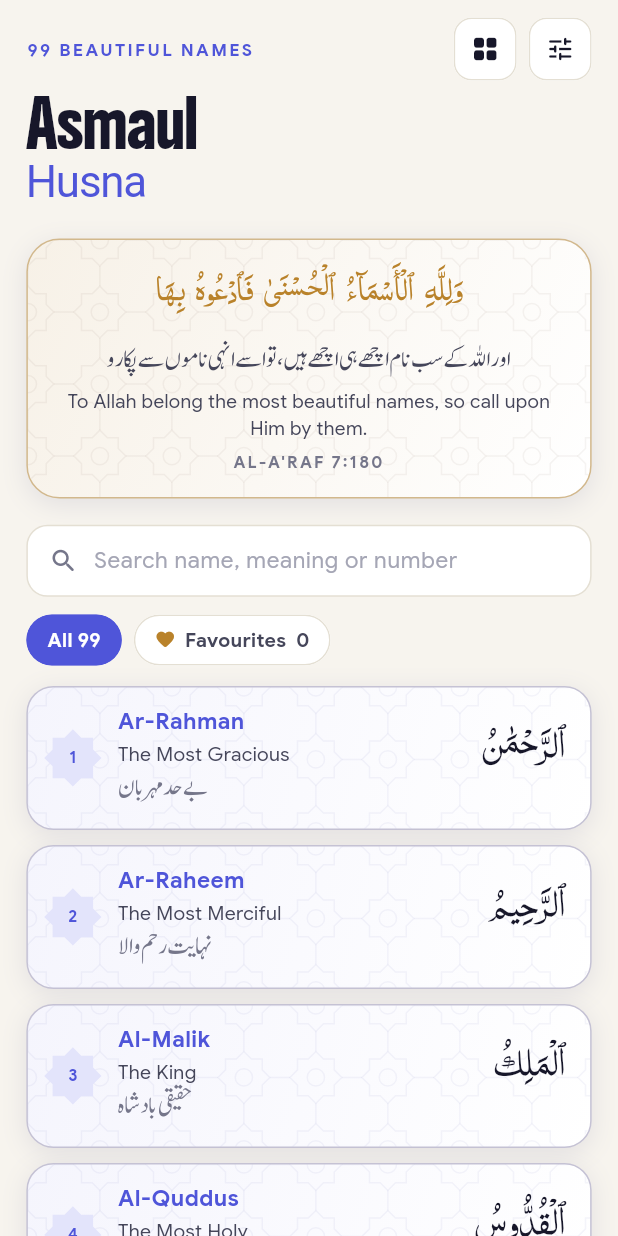
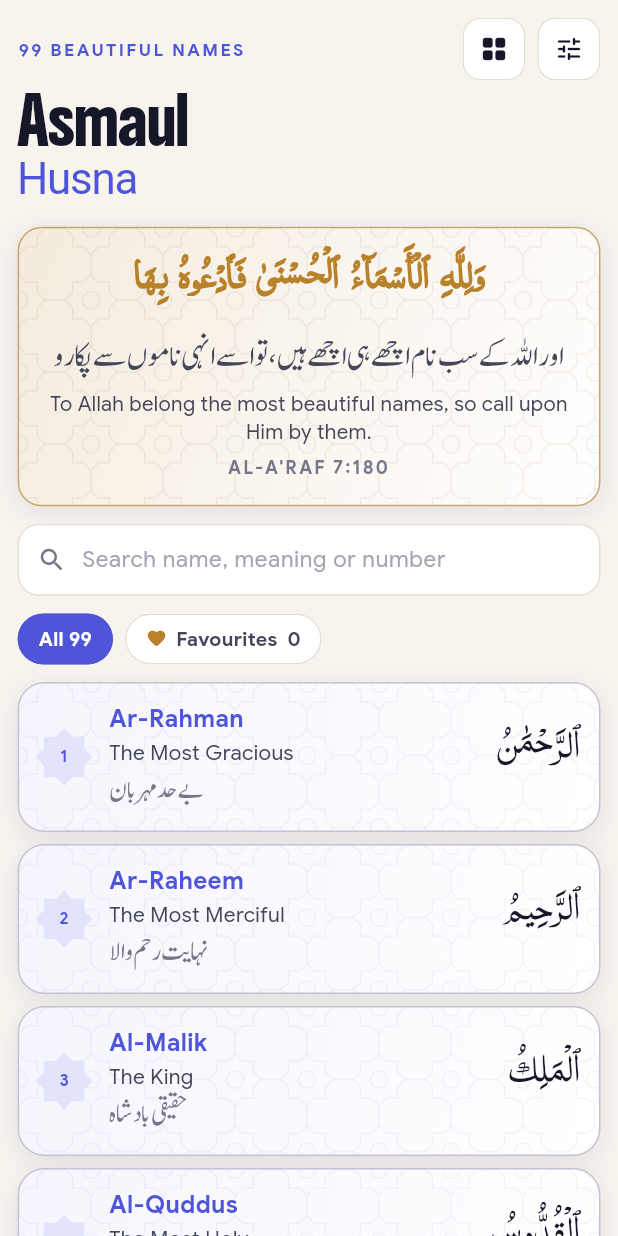
Before and after one commit to muzzammil763/Asmaul-Husna, a Flutter app: the screen it shows after launch, after a tap on the "view agenda" icon, on a phone screen of 412 x 824 dp. Run offline on Flutter 3.47's test engine with Material 3 defaults, Android fonts, the phone set to English and light mode, and no system bars; our stand-ins replace shared_preferences.

Commit message:
style: tighter spacing and larger text on the home screen and cards
Co-Authored-By: Claude Opus 5.5 <noreply@anthropic.com>

```diff
--- a/lib/src/home/home_screen.dart
+++ b/lib/src/home/home_screen.dart
@@ -61,7 +61,7 @@ class _HomeScreenState extends State<HomeScreen> {
 
   Widget _build(BuildContext context, SettingsStore s) {
     final list = _visible(s);
-    final side = context.r(18);
+    final side = context.r(12);
     return Scaffold(
       body: GestureDetector(
         onTap: () => FocusScope.of(context).unfocus(),
@@ -96,11 +96,11 @@ class _HomeScreenState extends State<HomeScreen> {
                         ),
                       ],
                     ),
-                    SizedBox(height: context.r(10)),
+                    SizedBox(height: context.r(8)),
                     const EditorialTitle('Asmaul\nHusna', size: 30),
-                    SizedBox(height: context.r(18)),
+                    SizedBox(height: context.r(12)),
                     const _VerseCard(),
-                    SizedBox(height: context.r(18)),
+                    SizedBox(height: context.r(12)),
                     _SearchField(
                       controller: _search,
                       onChanged: (v) => setState(() => _query = v),
@@ -122,7 +122,7 @@ class _HomeScreenState extends State<HomeScreen> {
                         ),
                       ],
                     ),
-                    SizedBox(height: context.r(14)),
+                    SizedBox(height: context.r(12)),
                   ],
                 ),
               ),
@@ -146,9 +146,9 @@ class _HomeScreenState extends State<HomeScreen> {
                     ? SliverGrid.builder(
                         gridDelegate: SliverGridDelegateWithFixedCrossAxisCount(
                           crossAxisCount: 2,
-                          mainAxisSpacing: 10,
-                          crossAxisSpacing: 10,
-                          mainAxisExtent: context.r(176),
+                          mainAxisSpacing: 8,
+                          crossAxisSpacing: 8,
+                          mainAxisExtent: context.r(172),
                         ),
                         itemCount: list.length,
                         itemBuilder: (_, i) => NameGridCard(
@@ -158,7 +158,7 @@ class _HomeScreenState extends State<HomeScreen> {
                       )
                     : SliverList.separated(
                         itemCount: list.length,
-                        separatorBuilder: (_, _) => const SizedBox(height: 10),
+                        separatorBuilder: (_, _) => const SizedBox(height: 8),
                         itemBuilder: (_, i) => NameListCard(
                           name: list[i],
                           onTap: () => _open(list, i),
@@ -190,8 +190,8 @@ class _VerseCard extends StatelessWidget {
     final s = SettingsStore.instance;
     return PatternCard(
       tint: p.gold,
-      intensity: 1.4,
-      radius: 22,
+      intensity: 2,
+      radius: 16,
       padding: EdgeInsets.fromLTRB(18, context.r(14), 18, context.r(16)),
       child: Column(
         crossAxisAlignment: CrossAxisAlignment.stretch,
@@ -202,8 +202,9 @@ class _VerseCard extends StatelessWidget {
             textDirection: TextDirection.rtl,
             style: TextStyle(
               fontFamily: AppFonts.arabic,
-              fontSize: context.r(31),
-              height: 1.7,
+              fontSize: context.r(36),
+              fontWeight: FontWeight.bold,
+              height: 1.5,
               wordSpacing: 6,
               color: p.gold,
             ),
@@ -215,7 +216,7 @@ class _VerseCard extends StatelessWidget {
               textDirection: TextDirection.rtl,
               style: TextStyle(
                 fontFamily: AppFonts.urdu,
-                fontSize: context.r(19),
+                fontSize: context.r(24),
                 height: 1.6,
                 color: p.body,
               ),
@@ -225,7 +226,7 @@ class _VerseCard extends StatelessWidget {
             Text(
               'To Allah belong the most beautiful names, so call upon Him by them.',
               textAlign: TextAlign.center,
-              style: TextStyle(fontSize: context.r(13), color: p.body),
+              style: TextStyle(fontSize: context.r(14), color: p.body),
             ),
           ],
           const SizedBox(height: 6),
@@ -233,7 +234,7 @@ class _VerseCard extends StatelessWidget {
             "AL-A'RAF 7:180",
             textAlign: TextAlign.center,
             style: TextStyle(
-              fontSize: 11,
+              fontSize: 12,
               fontWeight: FontWeight.w800,
               letterSpacing: 1.4,
               color: p.muted,
@@ -264,7 +265,7 @@ class _SearchField extends StatelessWidget {
         ),
         child: Row(
           children: [
-            const SizedBox(width: 14),
+            const SizedBox(width: 12),
             Icon(Icons.search_rounded, size: 20, color: p.muted),
             const SizedBox(width: 10),
             Expanded(
@@ -356,15 +357,15 @@ class _EmptyState extends StatelessWidget {
   Widget build(BuildContext context) {
     final p = context.palette;
     return Padding(
-      padding: const EdgeInsets.fromLTRB(32, 24, 32, 48),
+      padding: const EdgeInsets.fromLTRB(12, 12, 12, 12),
       child: Column(
-        mainAxisSize: MainAxisSize.min,
+mainAxisAlignment: MainAxisAlignment.center,
         children: [
           Icon(
             favourites
                 ? Icons.favorite_border_rounded
                 : Icons.search_off_rounded,
-            size: 36,
+            size: 32,
             color: p.faint,
           ),
           const SizedBox(height: 12),
--- a/lib/src/home/name_cards.dart
+++ b/lib/src/home/name_cards.dart
@@ -105,7 +105,7 @@ class NameListCard extends StatelessWidget {
     return PatternCard(
       onTap: onTap,
       intensity: favourite ? 1.4 : .7,
-      padding: const EdgeInsets.fromLTRB(12, 12, 16, 12),
+      padding: const EdgeInsets.fromLTRB(12, 12, 12, 12),
       child: Row(
         children: [
           StarBadge(label: '${name.number}', size: 36),
@@ -123,7 +123,7 @@ class NameListCard extends StatelessWidget {
                           maxLines: 1,
                           overflow: TextOverflow.ellipsis,
                           style: TextStyle(
-                            fontSize: 15,
+                            fontSize: 16,
                             fontWeight: FontWeight.w700,
                             color: p.accent,
                           ),
@@ -140,7 +140,7 @@ class NameListCard extends StatelessWidget {
                     padding: const EdgeInsets.only(top: 2),
                     child: Text(
                       name.english,
-                      style: TextStyle(fontSize: 13, color: p.body),
+                      style: TextStyle(fontSize: 14, color: p.body),
                     ),
                   ),
                 if (s.showUrdu)
@@ -149,7 +149,7 @@ class NameListCard extends StatelessWidget {
                     textDirection: TextDirection.rtl,
                     style: TextStyle(
                       fontFamily: AppFonts.urdu,
-                      fontSize: 19,
+                      fontSize: 20,
                       height: 1.5,
                       color: p.muted,
                     ),
```
